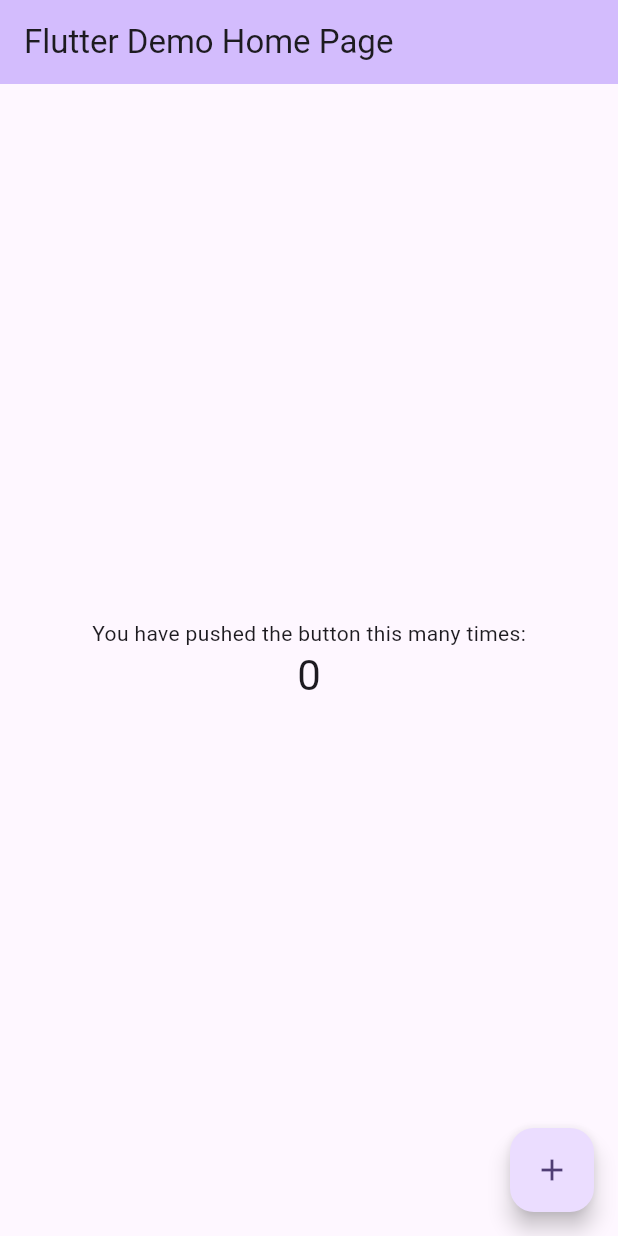
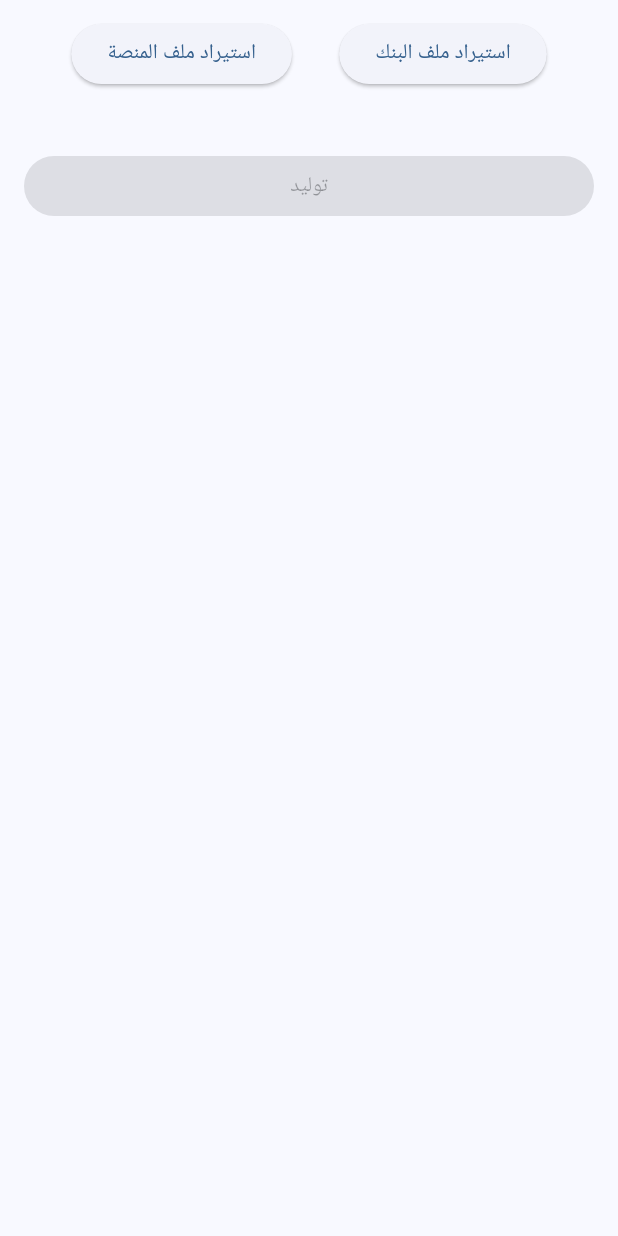
Before and after one commit to AiExpert1985/match_platform_bank, a Flutter app: the screen it shows after launch, on a phone screen of 412 x 824 dp. Run offline on Flutter 3.47's test engine with Material 3 defaults, Android fonts, the phone set to English and light mode, and no system bars; our stand-ins replace file_picker, flutter_riverpod, riverpod_annotation; missing offline and left inert: excel; generated files the repository leaves out were written again.

Commit message:
# Task: Build Full Presentation Layer (UI + State)

```diff
--- /dev/null
+++ b/lib/features/transactions/presentation/providers/app_state.dart
@@ -0,0 +1,66 @@
+import 'package:match_platform_bank/features/transactions/application/models/import_report.dart';
+import 'package:match_platform_bank/features/transactions/application/models/reconciliation_report.dart';
+
+sealed class ImportState {
+  const ImportState();
+}
+
+class ImportIdle extends ImportState {
+  const ImportIdle();
+}
+
+class ImportLoading extends ImportState {
+  const ImportLoading();
+}
+
+class ImportSuccess extends ImportState {
+  final ImportReport report;
+  const ImportSuccess(this.report);
+}
+
+class ImportFailure extends ImportState {
+  final String message;
+  const ImportFailure(this.message);
+}
+
+sealed class ReconciliationState {
+  const ReconciliationState();
+}
+
+class ReconciliationIdle extends ReconciliationState {
+  const ReconciliationIdle();
+}
+
+class ReconciliationSuccess extends ReconciliationState {
+  final ReconciliationReport report;
+  const ReconciliationSuccess(this.report);
+}
+
+class ReconciliationFailure extends ReconciliationState {
+  final String message;
+  const ReconciliationFailure(this.message);
+}
+
+class AppState {
+  final ImportState bankImport;
+  final ImportState platformImport;
+  final ReconciliationState reconciliation;
+
+  const AppState({
+    this.bankImport = const ImportIdle(),
+    this.platformImport = const ImportIdle(),
+    this.reconciliation = const ReconciliationIdle(),
+  });
+
+  AppState copyWith({
+    ImportState? bankImport,
+    ImportState? platformImport,
+    ReconciliationState? reconciliation,
+  }) {
+    return AppState(
+      bankImport: bankImport ?? this.bankImport,
+      platformImport: platformImport ?? this.platformImport,
+      reconciliation: reconciliation ?? this.reconciliation,
+    );
+  }
+}
--- /dev/null
+++ b/lib/features/transactions/presentation/screens/main_screen.dart
@@ -0,0 +1,59 @@
+import 'package:flutter/material.dart';
+import 'package:flutter_riverpod/flutter_riverpod.dart';
+import 'package:match_platform_bank/features/transactions/domain/transaction_record.dart';
+import 'package:match_platform_bank/features/transactions/presentation/providers/app_notifier.dart';
+import 'package:match_platform_bank/features/transactions/presentation/providers/app_state.dart';
+import 'package:match_platform_bank/features/transactions/presentation/widgets/import_button.dart';
+import 'package:match_platform_bank/features/transactions/presentation/widgets/results_table.dart';
+
+class MainScreen extends ConsumerWidget {
+  const MainScreen({super.key});
+
+  @override
+  Widget build(BuildContext context, WidgetRef ref) {
+    final bothImported = ref.watch(
+      appProvider.select(
+        (s) =>
+            s.bankImport is ImportSuccess && s.platformImport is ImportSuccess,
+      ),
+    );
+
+    return Scaffold(
+      body: SafeArea(
+        child: Padding(
+          padding: const EdgeInsets.symmetric(horizontal: 16, vertical: 12),
+          child: Column(
+            crossAxisAlignment: CrossAxisAlignment.stretch,
+            children: [
+              // Import zone
+              Row(
+                mainAxisAlignment: MainAxisAlignment.spaceEvenly,
+                children: const [
+                  ImportButton(
+                    source: TransactionSource.bank,
+                    label: 'استيراد ملف البنك',
+                  ),
+                  ImportButton(
+                    source: TransactionSource.platform,
+                    label: 'استيراد ملف المنصة',
+                  ),
+                ],
+              ),
+              const SizedBox(height: 16),
+              // Action zone
+              ElevatedButton(
+                onPressed: bothImported
+                    ? () => ref.read(appProvider.notifier).reconcile()
+                    : null,
+                child: const Text('توليد'),
+              ),
+              const SizedBox(height: 16),
+              // Result zone
+              const Expanded(child: ResultsTable()),
+            ],
+          ),
+        ),
+      ),
+    );
+  }
+}
--- /dev/null
+++ b/lib/features/transactions/presentation/widgets/import_button.dart
@@ -0,0 +1,82 @@
+import 'package:flutter/material.dart';
+import 'package:flutter_riverpod/flutter_riverpod.dart';
+import 'package:match_platform_bank/features/transactions/domain/transaction_record.dart';
+import 'package:match_platform_bank/features/transactions/presentation/providers/app_notifier.dart';
+import 'package:match_platform_bank/features/transactions/presentation/providers/app_state.dart';
+
+class ImportButton extends ConsumerWidget {
+  final TransactionSource source;
+  final String label;
+
+  const ImportButton({
+    super.key,
+    required this.source,
+    required this.label,
+  });
+
+  @override
+  Widget build(BuildContext context, WidgetRef ref) {
+    final importState = ref.watch(
+      appProvider.select(
+        (s) => source == TransactionSource.bank ? s.bankImport : s.platformImport,
+      ),
+    );
+
+    final isLoading = importState is ImportLoading;
+
+    return Column(
+      mainAxisSize: MainAxisSize.min,
+      children: [
+        ElevatedButton(
+          onPressed: isLoading
+              ? null
+              : () => ref.read(appProvider.notifier).importFile(source),
+          child: isLoading
+              ? const SizedBox(
+                  width: 16,
+                  height: 16,
+                  child: CircularProgressIndicator(strokeWidth: 2),
+                )
+              : Text(label),
+        ),
+        const SizedBox(height: 4),
+        _StatusIndicator(importState: importState),
+      ],
+    );
+  }
+}
+
+class _StatusIndicator extends StatelessWidget {
+  final ImportState importState;
+
+  const _StatusIndicator({required this.importState});
+
+  @override
+  Widget build(BuildContext context) {
+    return switch (importState) {
+      ImportSuccess() => const Row(
+          mainAxisSize: MainAxisSize.min,
+          children: [
+            Icon(Icons.check_circle, color: Colors.green, size: 16),
+            SizedBox(width: 4),
+            Text(
+              'تم الاستيراد',
+              style: TextStyle(color: Colors.green, fontSize: 12),
+            ),
+          ],
+        ),
+      ImportFailure() => const Row(
+          mainAxisSize: MainAxisSize.min,
+          children: [
+            Icon(Icons.cancel, color: Colors.red, size: 16),
+            SizedBox(width: 4),
+            Text(
+              'فشل الاستيراد',
+              style: TextStyle(color: Colors.red, fontSize: 12),
+            ),
+          ],
+        ),
+      _ => const SizedBox(height: 20),
+    };
+  }
+}
--- a/lib/main.dart
+++ b/lib/main.dart
@@ -1,121 +1,25 @@
 import 'package:flutter/material.dart';
+import 'package:flutter_riverpod/flutter_riverpod.dart';
+import 'package:match_platform_bank/features/transactions/presentation/screens/main_screen.dart';
 
 void main() {
-  runApp(const MyApp());
+  runApp(const ProviderScope(child: App()));
 }
 
-class MyApp extends StatelessWidget {
-  const MyApp({super.key});
+class App extends StatelessWidget {
+  const App({super.key});
 
-  // This widget is the root of your application.
   @override
   Widget build(BuildContext context) {
     return MaterialApp(
-      title: 'Flutter Demo',
+      debugShowCheckedModeBanner: false,
       theme: ThemeData(
-        // This is the theme of your application.
-        //
-        // TRY THIS: Try running your application with "flutter run". You'll see
-        // the application has a purple toolbar. Then, without quitting the app,
-        // try changing the seedColor in the colorScheme below to Colors.green
-        // and then invoke "hot reload" (save your changes or press the "hot
-        // reload" button in a Flutter-supported IDE, or press "r" if you used
-        // the command line to start the app).
-        //
-        // Notice that the counter didn't reset back to zero; the application
-        // state is not lost during the reload. To reset the state, use hot
-        // restart instead.
-        //
-        // This works for code too, not just values: Most code changes can be
-        // tested with just a hot reload.
-        colorScheme: .fromSeed(seedColor: Colors.deepPurple),
+        colorScheme: ColorScheme.fromSeed(seedColor: Colors.blue),
       ),
-      home: const MyHomePage(title: 'Flutter Demo Home Page'),
-    );
-  }
-}
-
-class MyHomePage extends StatefulWidget {
-  const MyHomePage({super.key, required this.title});
-
-  // This widget is the home page of your application. It is stateful, meaning
-  // that it has a State object (defined below) that contains fields that affect
-  // how it looks.
-
-  // This class is the configuration for the state. It holds the values (in this
-  // case the title) provided by the parent (in this case the App widget) and
-  // used by the build method of the State. Fields in a Widget subclass are
-  // always marked "final".
-
-  final String title;
-
-  @override
-  State<MyHomePage> createState() => _MyHomePageState();
-}
-
-class _MyHomePageState extends State<MyHomePage> {
-  int _counter = 0;
-
-  void _incrementCounter() {
-    setState(() {
-      // This call to setState tells the Flutter framework that something has
-      // changed in this State, which causes it to rerun the build method below
-      // so that the display can reflect the updated values. If we changed
-      // _counter without calling setState(), then the build method would not be
-      // called again, and so nothing would appear to happen.
-      _counter++;
-    });
-  }
-
-  @override
-  Widget build(BuildContext context) {
-    // This method is rerun every time setState is called, for instance as done
-    // by the _incrementCounter method above.
-    //
-    // The Flutter framework has been optimized to make rerunning build methods
-    // fast, so that you can just rebuild anything that needs updating rather
-    // than having to individually change instances of widgets.
-    return Scaffold(
-      appBar: AppBar(
-        // TRY THIS: Try changing the color here to a specific color (to
-        // Colors.amber, perhaps?) and trigger a hot reload to see the AppBar
-        // change color while the other colors stay the same.
-        backgroundColor: Theme.of(context).colorScheme.inversePrimary,
-        // Here we take the value from the MyHomePage object that was created by
-        // the App.build method, and use it to set our appbar title.
-        title: Text(widget.title),
-      ),
-      body: Center(
-        // Center is a layout widget. It takes a single child and positions it
-        // in the middle of the parent.
-        child: Column(
-          // Column is also a layout widget. It takes a list of children and
-          // arranges them vertically. By default, it sizes itself to fit its
-          // children horizontally, and tries to be as tall as its parent.
-          //
-          // Column has various properties to control how it sizes itself and
-          // how it positions its children. Here we use mainAxisAlignment to
-          // center the children vertically; the main axis here is the vertical
-          // axis because Columns are vertical (the cross axis would be
-          // horizontal).
-          //
-          // TRY THIS: Invoke "debug painting" (choose the "Toggle Debug Paint"
-          // action in the IDE, or press "p" in the console), to see the
-          // wireframe for each widget.
-          mainAxisAlignment: .center,
-          children: [
-            const Text('You have pushed the button this many times:'),
-            Text(
-              '$_counter',
-              style: Theme.of(context).textTheme.headlineMedium,
-            ),
-          ],
-        ),
-      ),
-      floatingActionButton: FloatingActionButton(
-        onPressed: _incrementCounter,
-        tooltip: 'Increment',
-        child: const Icon(Icons.add),
+      home: const MainScreen(),
+      builder: (context, child) => Directionality(
+        textDirection: TextDirection.rtl,
+        child: child!,
       ),
     );
   }
```
Also changed, not shown: lib/features/transactions/presentation/providers/app_notifier.dart (added, +84 -0 lines), lib/features/transactions/presentation/widgets/results_table.dart (added, +114 -0 lines), pubspec.yaml (+6 -67 lines), lib/features/transactions/presentation/providers/app_notifier.g.dart (added), pubspec.lock, 8 other files.
